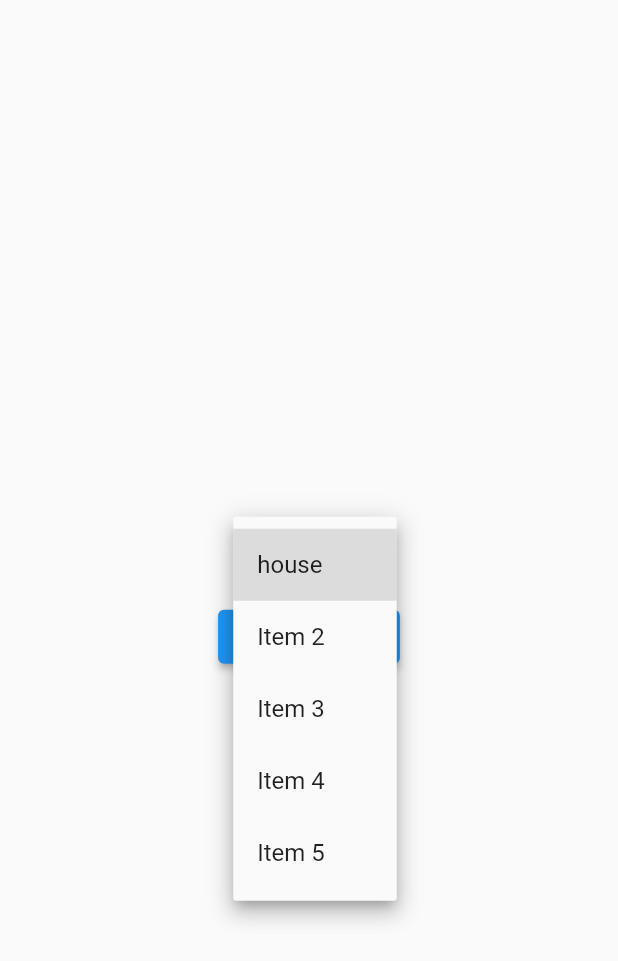
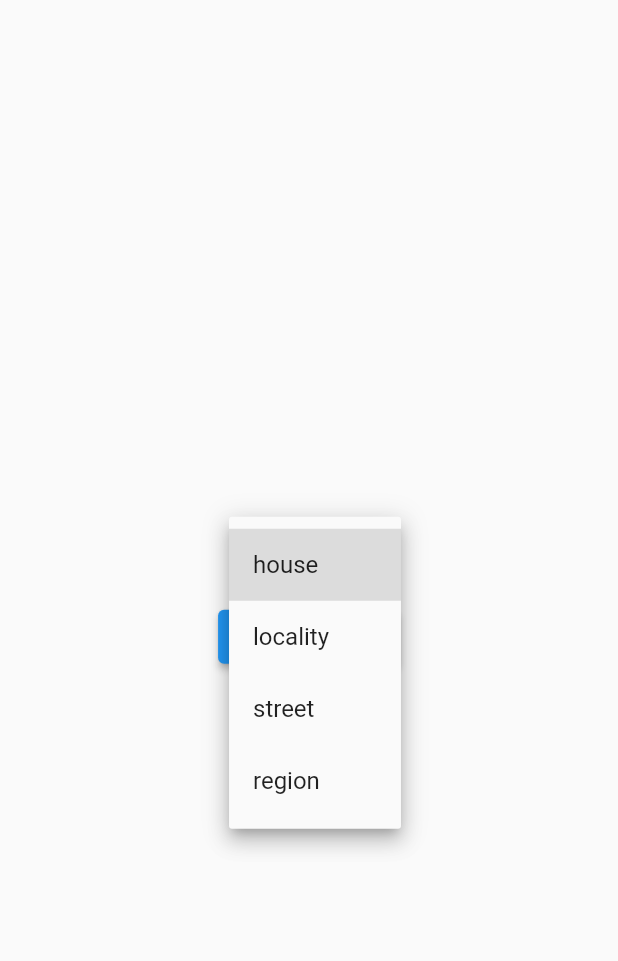
Before and after one commit to asrayev/map_lesson, a Flutter app: the MapPage screen opened directly with empty values, after a tap on "house", on a phone screen of 412 x 824 dp. Shown: the top 961 px of the screen. Run offline on Flutter 3.47's test engine with Material 2 defaults, Android fonts, the phone set to English and light mode, and no system bars; our stand-ins replace dio, google_maps_flutter, location, lottie.

Commit message:
xaxa lol

```diff
--- a/lib/ui/main/map_page.dart
+++ b/lib/ui/main/map_page.dart
@@ -19,10 +19,9 @@ class _MapPageState extends State<MapPage> {
   // List of items in our dropdown menu
   var items = [
     "house",
-    'Item 2',
-    'Item 3',
-    'Item 4',
-    'Item 5',
+    "locality",
+    'street',
+    'region',
   ];
   @override
   Widget build(BuildContext context) {
```
